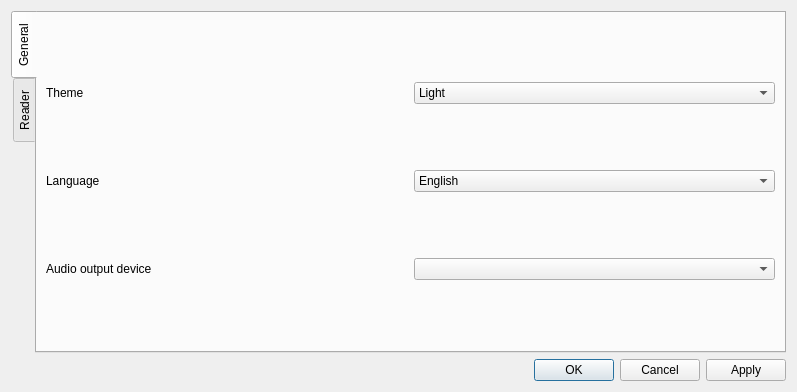
Old version of the form src/core/settingsdialog.ui in the repository 0xzer0x/quran-companion.
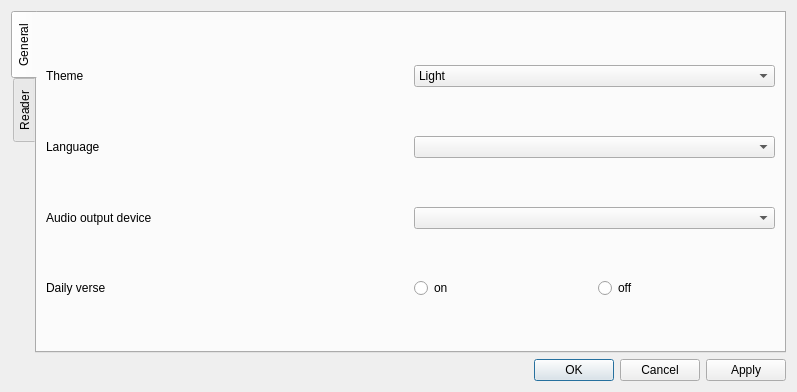
New version of the form. The open tabs and pages were chosen to show the change.

Commit message:
Daily verse + system tray features added (#2)
* inital NotificationManager Class implementation added

* added translation & website menu entry

* update translations & qrc file

* update language detection & selection in setting window

* fix language combobox

* formatting & votd dialog added

* add toggle daily verse option

* add translations and toggle play from system tray

* change icons & splash image

Patch:
```diff
--- a/src/core/settingsdialog.ui
+++ b/src/core/settingsdialog.ui
@@ -65,18 +65,7 @@
           </widget>
          </item>
          <item>
-          <widget class="QComboBox" name="cmbLang">
-           <item>
-            <property name="text">
-             <string>English</string>
-            </property>
-           </item>
-           <item>
-            <property name="text">
-             <string>العربية</string>
-            </property>
-           </item>
-          </widget>
+          <widget class="QComboBox" name="cmbLang"/>
          </item>
         </layout>
        </item>
@@ -94,6 +83,41 @@
          </item>
         </layout>
        </item>
+       <item>
+        <layout class="QHBoxLayout" name="horizontalLayout_12">
+         <item>
+          <widget class="QLabel" name="lbDailyVerse">
+           <property name="text">
+            <string>Daily verse</string>
+           </property>
+          </widget>
+         </item>
+         <item>
+          <layout class="QHBoxLayout" name="horizontalLayout_11">
+           <item>
+            <widget class="QRadioButton" name="radioDailyVerseOn">
+             <property name="text">
+              <string>on</string>
+             </property>
+             <property name="checkable">
+              <bool>true</bool>
+             </property>
+             <property name="checked">
+              <bool>false</bool>
+             </property>
+            </widget>
+           </item>
+           <item>
+            <widget class="QRadioButton" name="radioDailyVerseOff">
+             <property name="text">
+              <string>off</string>
+             </property>
+            </widget>
+           </item>
+          </layout>
+         </item>
+        </layout>
+       </item>
       </layout>
      </widget>
      <widget class="QWidget" name="readerTab">
```
The commit also changes 40 other files.
